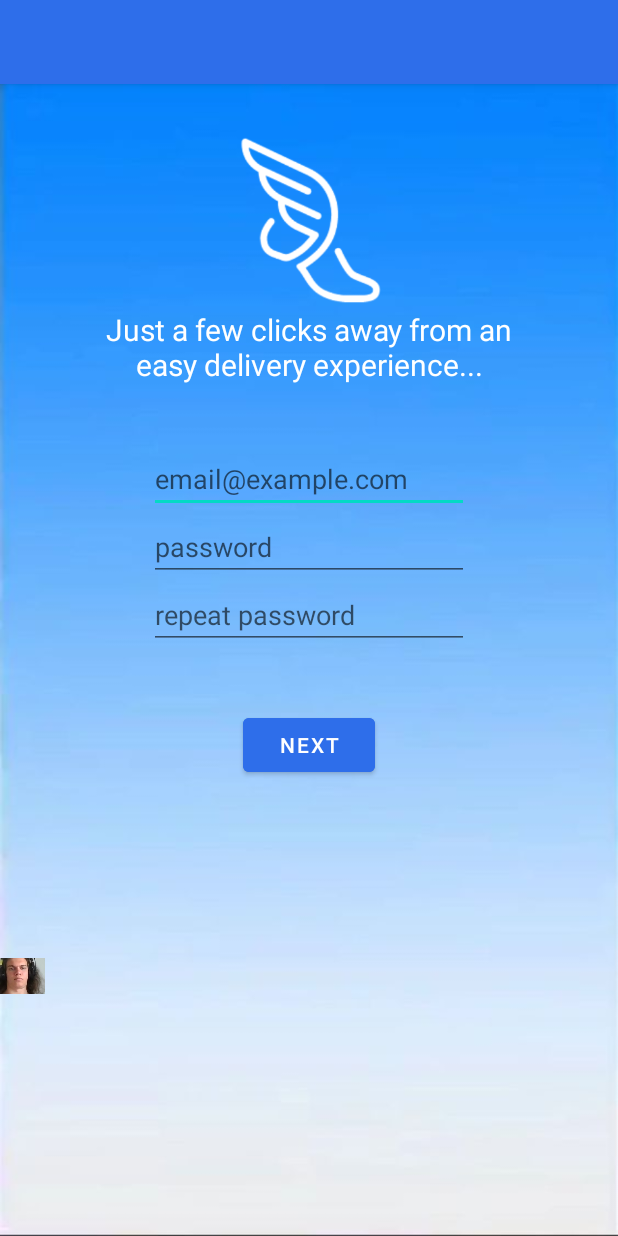
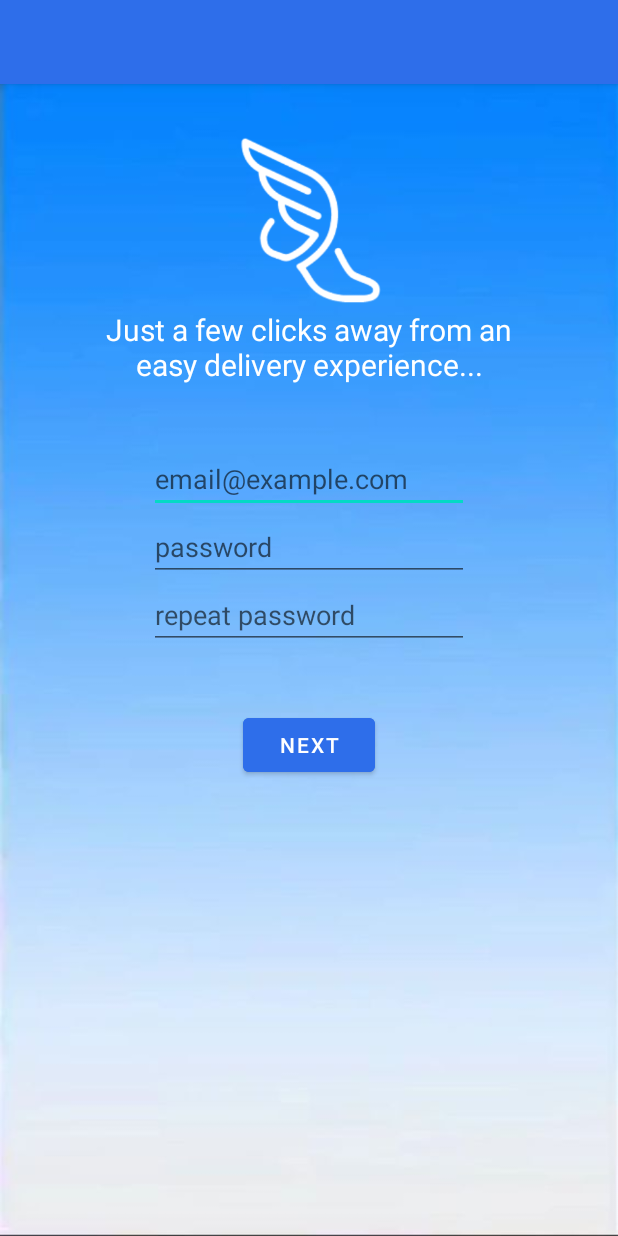
Before and after one commit to DIT113-V22/group-10, an Android app: the RegisterAccount screen opened directly, with no data from a screen before it, on a phone screen of 412 x 824 dp. Run offline under Robolectric (Android 15) with nearby library versions, the phone set to English and light mode, and no system bars; our stand-ins replace navigation-ui.

Commit message:
#10 fix registration screen

```diff
--- a/Android/app/src/main/res/layout/content_register_account.xml
+++ b/Android/app/src/main/res/layout/content_register_account.xml
@@ -5,7 +5,7 @@
     android:layout_width="match_parent"
     android:layout_height="match_parent"
     android:background="@drawable/app_background"
-    android:onClick="accountDetails"
+    android:onClick="createAccount"
     app:layout_behavior="@string/appbar_scrolling_view_behavior">
 
     <TextView
@@ -114,16 +114,6 @@
         app:srcCompat="@drawable/hermes_lego_no_background_small" />
 
     <ImageView
-        android:id="@+id/imageView4"
-        android:layout_width="30dp"
-        android:layout_height="141dp"
-        android:layout_marginTop="524dp"
-        android:visibility="visible"
-        app:layout_constraintTop_toTopOf="parent"
-        app:srcCompat="@drawable/patrik_angry"
-        tools:layout_editor_absoluteX="-2dp" />
-
-    <ImageView
         android:id="@+id/imageView8"
         android:layout_width="24dp"
         android:layout_height="34dp"
```
